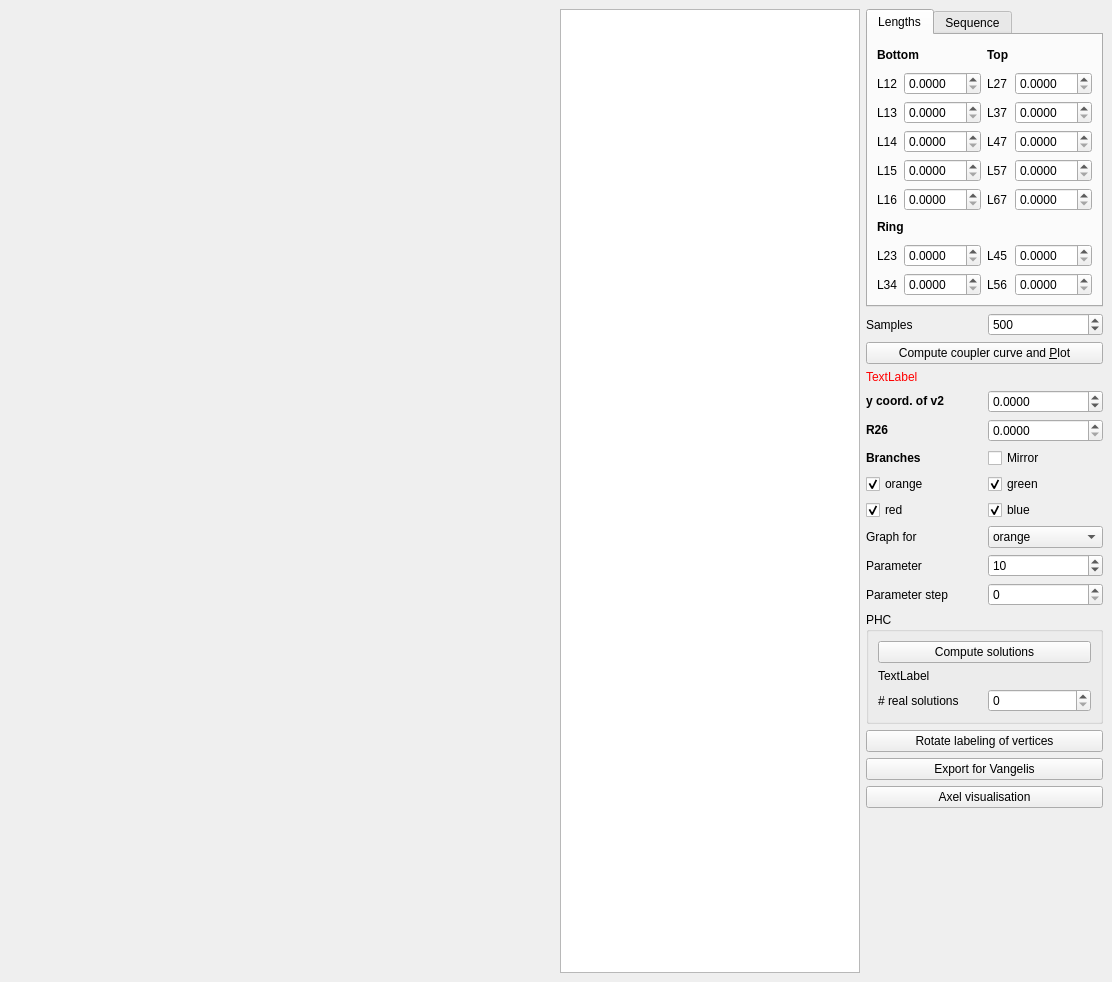
Old version of the form couplerCurve.ui in the repository Legersky/SpatialGraphEmbeddings.
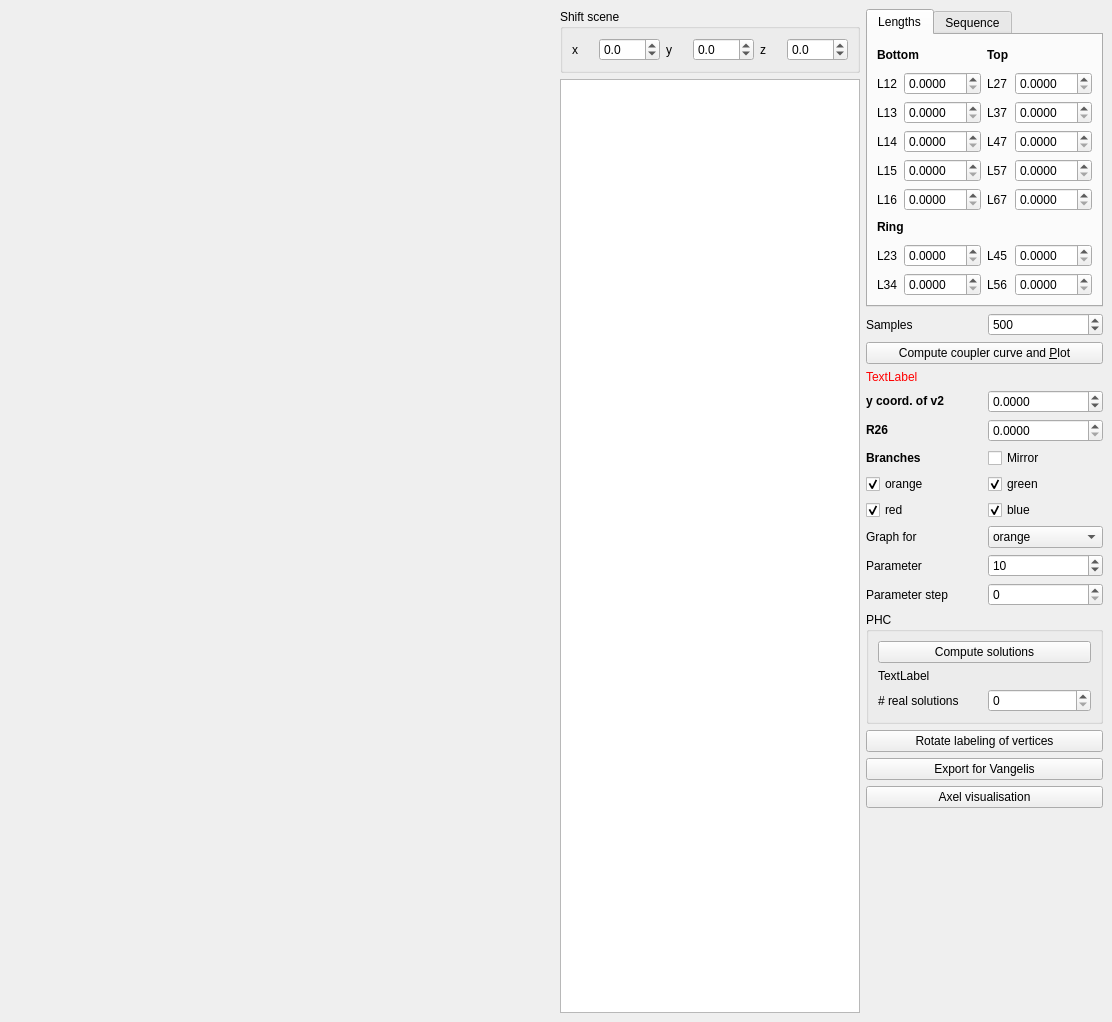
New version of the form.

Commit message: Shifting scene

Patch:
```diff
--- a/couplerCurve.ui
+++ b/couplerCurve.ui
@@ -7,7 +7,7 @@
     <x>0</x>
     <y>0</y>
     <width>1112</width>
-    <height>982</height>
+    <height>1022</height>
    </rect>
   </property>
   <property name="windowTitle">
@@ -21,14 +21,78 @@
        <layout class="QVBoxLayout" name="figLayout"/>
       </item>
       <item>
-       <widget class="QPlainTextEdit" name="plainTextEdit">
-        <property name="minimumSize">
-         <size>
-          <width>300</width>
-          <height>0</height>
-         </size>
-        </property>
-       </widget>
+       <layout class="QVBoxLayout" name="verticalLayout_4">
+        <item>
+         <widget class="QGroupBox" name="groupBox">
+          <property name="title">
+           <string>Shift scene</string>
+          </property>
+          <layout class="QGridLayout" name="gridLayout_2">
+           <item row="0" column="0">
+            <widget class="QLabel" name="label_x">
+             <property name="text">
+              <string>x</string>
+             </property>
+            </widget>
+           </item>
+           <item row="0" column="2">
+            <widget class="QLabel" name="label_y">
+             <property name="text">
+              <string>y</string>
+             </property>
+            </widget>
+           </item>
+           <item row="0" column="4">
+            <widget class="QLabel" name="label_z">
+             <property name="text">
+              <string>z</string>
+             </property>
+            </widget>
+           </item>
+           <item row="0" column="1">
+            <widget class="QDoubleSpinBox" name="doubleSpinBox_x">
+             <property name="decimals">
+              <number>1</number>
+             </property>
+             <property name="minimum">
+              <double>-100.000000000000000</double>
+             </property>
+            </widget>
+           </item>
+           <item row="0" column="3">
+            <widget class="QDoubleSpinBox" name="doubleSpinBox_y">
+             <property name="decimals">
+              <number>1</number>
+             </property>
+             <property name="minimum">
+              <double>-100.000000000000000</double>
+             </property>
+            </widget>
+           </item>
+           <item row="0" column="5">
+            <widget class="QDoubleSpinBox" name="doubleSpinBox_z">
+             <property name="decimals">
+              <number>1</number>
+             </property>
+             <property name="minimum">
+              <double>-100.000000000000000</double>
+             </property>
+            </widget>
+           </item>
+          </layout>
+         </widget>
+        </item>
+        <item>
+         <widget class="QPlainTextEdit" name="plainTextEdit">
+          <property name="minimumSize">
+           <size>
+            <width>300</width>
+            <height>0</height>
+           </size>
+          </property>
+         </widget>
+        </item>
+       </layout>
       </item>
       <item>
        <layout class="QVBoxLayout" name="verticalLayoutInputs">
```
Left out of the diff: 2 changed lines with no effect on the pictures. The commit also changes 2 other files.
